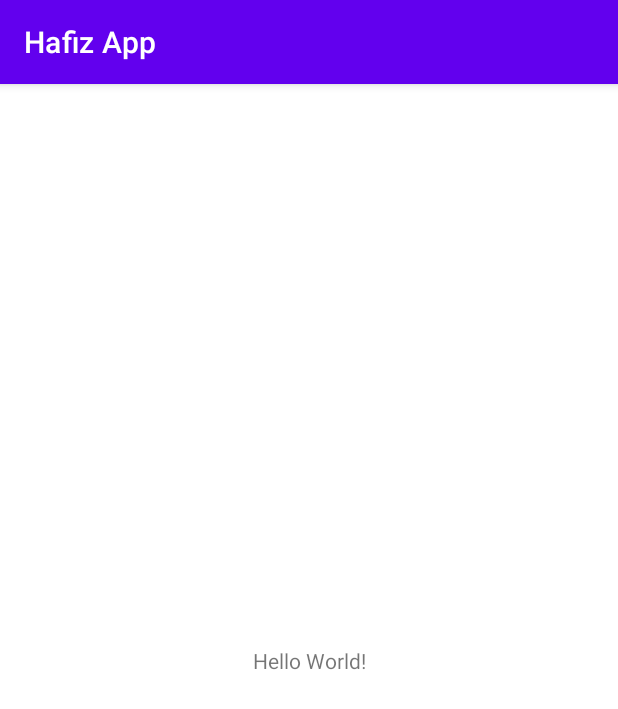
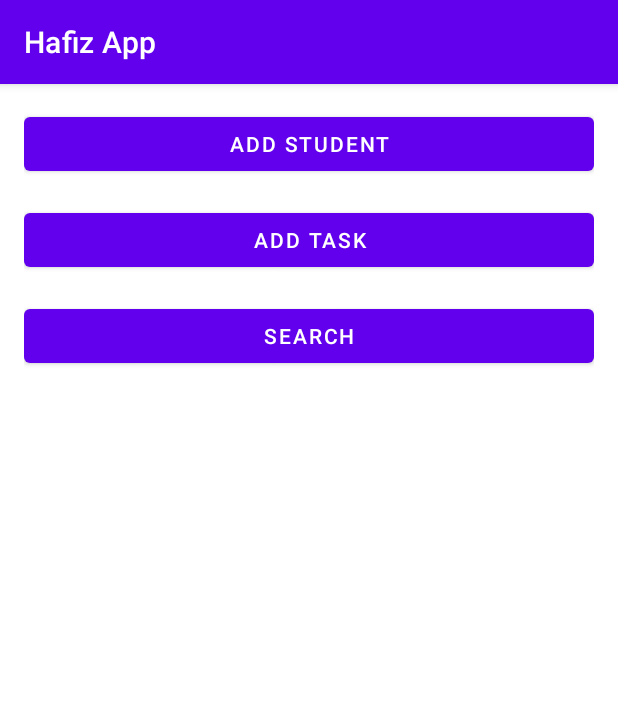
Before and after one commit to Bisma-Nadeemm/hafizapp, an Android app: the screen it shows after launch (MainActivity), on a phone screen of 412 x 824 dp. Shown: the top 709 px of the screen. Run offline under Robolectric (Android 15) with nearby library versions, the phone set to English and light mode, and no system bars.

Commit message:
main activity

```diff
--- a/app/src/main/java/com/example/hafizapp/MainActivity.java
+++ b/app/src/main/java/com/example/hafizapp/MainActivity.java
@@ -3,6 +3,9 @@ package com.example.hafizapp;
 import androidx.appcompat.app.AppCompatActivity;
 
 import android.os.Bundle;
+import android.widget.Button;
+import android.view.View;
+import android.content.Intent;
 
 public class MainActivity extends AppCompatActivity {
 
@@ -10,5 +13,37 @@ public class MainActivity extends AppCompatActivity {
     protected void onCreate(Bundle savedInstanceState) {
         super.onCreate(savedInstanceState);
         setContentView(R.layout.activity_main);
+
+        // Perform any necessary initialization or setup here
+
+        // Example: Start the student entry form when a button is clicked
+        Button buttonAddStudent = findViewById(R.id.buttonAddStudent);
+        buttonAddStudent.setOnClickListener(new View.OnClickListener() {
+            @Override
+            public void onClick(View v) {
+                startActivity(new Intent(MainActivity.this, StudentEntryActivity.class));
+            }
+        });
+
+        // Example: Start the task entry activity when a button is clicked
+        Button buttonAddTask = findViewById(R.id.buttonAddTask);
+        buttonAddTask.setOnClickListener(new View.OnClickListener() {
+            @Override
+            public void onClick(View v) {
+                startActivity(new Intent(MainActivity.this, TaskEntryActivity.class));
+            }
+        });
+
+        // Example: Start the search activity when a button is clicked
+        Button buttonSearch = findViewById(R.id.buttonSearch);
+        buttonSearch.setOnClickListener(new View.OnClickListener() {
+            @Override
+            public void onClick(View v) {
+                startActivity(new Intent(MainActivity.this, SearchActivity.class));
+            }
+        });
     }
+
+    // Include other methods and logic as needed
+
 }
--- a/app/src/main/res/layout/activity_main.xml
+++ b/app/src/main/res/layout/activity_main.xml
@@ -1,18 +1,32 @@
 <?xml version="1.0" encoding="utf-8"?>
-<androidx.constraintlayout.widget.ConstraintLayout xmlns:android="http://schemas.android.com/apk/res/android"
-    xmlns:app="http://schemas.android.com/apk/res-auto"
+<LinearLayout xmlns:android="http://schemas.android.com/apk/res/android"
     xmlns:tools="http://schemas.android.com/tools"
     android:layout_width="match_parent"
     android:layout_height="match_parent"
+    android:orientation="vertical"
+    android:padding="16dp"
     tools:context=".MainActivity">
 
-    <TextView
-        android:layout_width="wrap_content"
+    <Button
+        android:id="@+id/buttonAddStudent"
+        android:layout_width="match_parent"
         android:layout_height="wrap_content"
-        android:text="Hello World!"
-        app:layout_constraintBottom_toBottomOf="parent"
-        app:layout_constraintEnd_toEndOf="parent"
-        app:layout_constraintStart_toStartOf="parent"
-        app:layout_constraintTop_toTopOf="parent" />
+        android:text="Add Student" />
 
-</androidx.constraintlayout.widget.ConstraintLayout>
+    <Button
+        android:id="@+id/buttonAddTask"
+        android:layout_width="match_parent"
+        android:layout_height="wrap_content"
+        android:layout_marginTop="16dp"
+        android:text="Add Task" />
+
+    <Button
+        android:id="@+id/buttonSearch"
+        android:layout_width="match_parent"
+        android:layout_height="wrap_content"
+        android:layout_marginTop="16dp"
+        android:text="Search" />
+
+    <!-- Include other UI elements as needed -->
+
+</LinearLayout>
```
